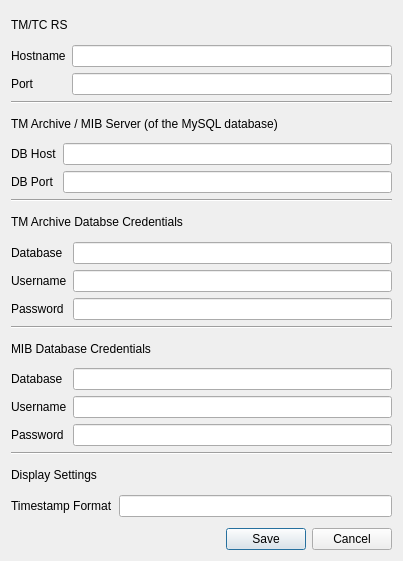
Above: dialogs/serversettings.ui from nicobucher/TMInspector before the change. Below: the same form after it.
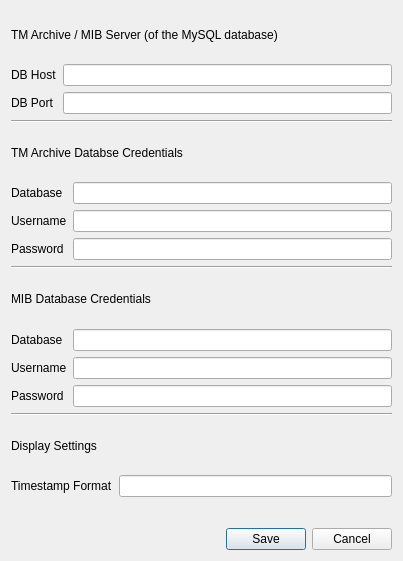
That is the form after the change.

Commit message: the live server can now be configured from the main live tab. and not though settings anymore. This enables better overview which server ans port is used and also enables having multiple instances open for different datastreams.

Patch:
```diff
--- a/dialogs/serversettings.ui
+++ b/dialogs/serversettings.ui
@@ -14,48 +14,6 @@
    <string>Server Settings</string>
   </property>
   <layout class="QVBoxLayout" name="verticalLayout_3">
-   <item>
-    <widget class="QLabel" name="label_10">
-     <property name="text">
-      <string>TM/TC RS</string>
-     </property>
-    </widget>
-   </item>
-   <item>
-    <layout class="QHBoxLayout" name="horizontalLayout">
-     <item>
-      <layout class="QFormLayout" name="formLayout_2">
-       <item row="0" column="0">
-        <widget class="QLabel" name="label">
-         <property name="text">
-          <string>Hostname</string>
-         </property>
-        </widget>
-       </item>
-       <item row="0" column="1">
-        <widget class="QLineEdit" name="lineEdit"/>
-       </item>
-       <item row="1" column="0">
-        <widget class="QLabel" name="label_2">
-         <property name="text">
-          <string>Port</string>
-         </property>
-        </widget>
-       </item>
-       <item row="1" column="1">
-        <widget class="QLineEdit" name="lineEdit_2"/>
-       </item>
-      </layout>
-     </item>
-    </layout>
-   </item>
-   <item>
-    <widget class="Line" name="line">
-     <property name="orientation">
-      <enum>Qt::Horizontal</enum>
-     </property>
-    </widget>
-   </item>
    <item>
     <widget class="QLabel" name="label_11">
      <property name="text">
```
Left out of the diff: 2 changed lines with no effect on the pictures. The commit also changes 6 other files.
